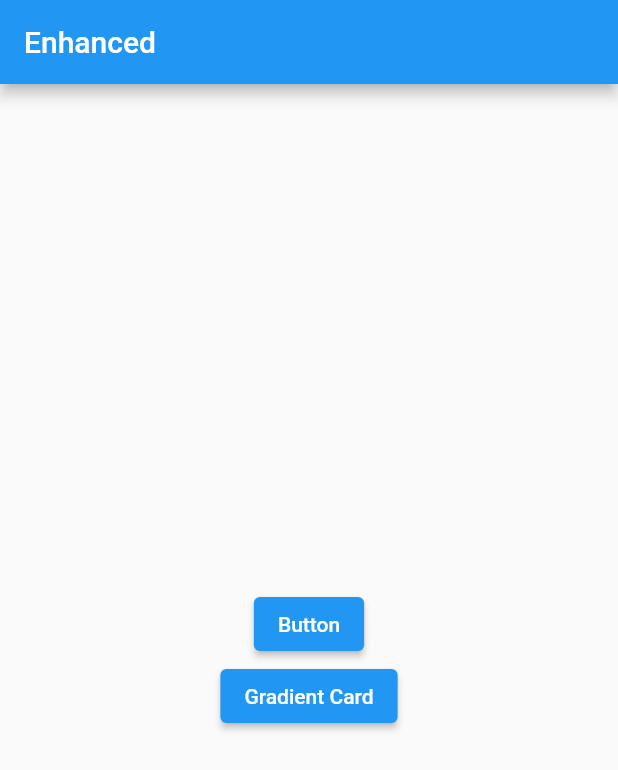
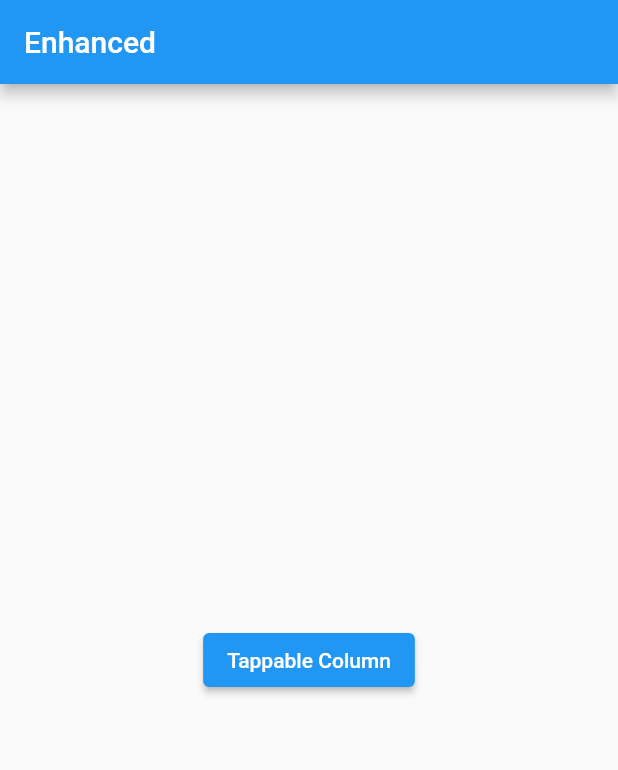
Before and after one commit to thruthesky/extended, a Flutter app: the screen it shows after launch, on a phone screen of 412 x 824 dp. Shown: the top 770 px of the screen. Run offline on Flutter 3.47's test engine with Material 2 defaults, Android fonts, the phone set to English and light mode, and no system bars.

```diff
--- a/example/lib/main.dart
+++ b/example/lib/main.dart
@@ -41,23 +41,19 @@ class _MyHomePageState extends State<MyHomePage> {
           mainAxisAlignment: MainAxisAlignment.center,
           children: <Widget>[
             ElevatedButton(
-              onPressed: () => alert(context, 'Alert', 'Button Tapped'),
-              child: const Text('Button'),
+              onPressed: () => Navigator.push(
+                context,
+                MaterialPageRoute(builder: (c) => const TappableRowScreen()),
+              ),
+              child: const Text('Tappable Column'),
             ),
             // ElevatedButton(
             //   onPressed: () => Navigator.push(
             //     context,
-            //     MaterialPageRoute(builder: (c) => const TappableRowScreen()),
+            //     MaterialPageRoute(builder: (c) => const GradientCardScreen()),
             //   ),
-            //   child: const Text('Tappable Column'),
+            //   child: const Text('Gradient Card'),
             // ),
-            ElevatedButton(
-              onPressed: () => Navigator.push(
-                context,
-                MaterialPageRoute(builder: (c) => const GradientCardScreen()),
-              ),
-              child: const Text('Gradient Card'),
-            ),
           ],
         ),
       ),
```
